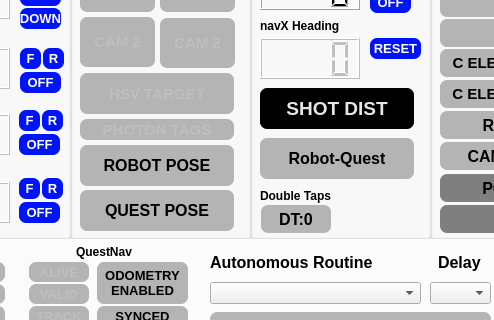
Before: the Qt Designer form gui/layout_2026.ui in aesatchien/FRC2429_2026, drawn with Qt 5; both pictures show x 832 to 1326 and y 113 to 433 of the 1482 by 722 pixel window.
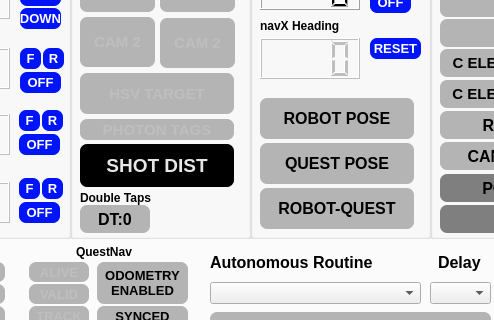
After: the same form once the commit is applied. Icons and pictures are not drawn. Custom widgets are drawn as their Qt base class.

Commit message: added a quest error pose to bot and ui

Patch:
```diff
--- a/gui/layout_2026.ui
+++ b/gui/layout_2026.ui
@@ -265,121 +265,106 @@
         <set>Qt::AlignCenter</set>
        </property>
       </widget>
-      <widget class="QLabel" name="qlabel_shot_distance">
+      <widget class="ClickableQLabel" name="qlabel_quest_error_pose_indicator">
        <property name="enabled">
-        <bool>false</bool>
-       </property>
-       <property name="geometry">
-        <rect>
-         <x>10</x>
-         <y>150</y>
-         <width>154</width>
-         <height>41</height>
-        </rect>
-       </property>
-       <property name="font">
-        <font>
-         <family>MS Shell Dlg 2</family>
-         <pointsize>14</pointsize>
-         <bold>true</bold>
-        </font>
-       </property>
-       <property name="styleSheet">
-        <string notr="true">border: 7px;
-border-radius: 7px;
-background-color:rgb(0, 0, 0);
-color:rgb(230,230,230);</string>
-       </property>
-       <property name="text">
-        <string>SHOT DIST</string>
-       </property>
-       <property name="textFormat">
-        <enum>Qt::AutoText</enum>
-       </property>
-       <property name="alignment">
-        <set>Qt::AlignCenter</set>
-       </property>
-      </widget>
-      <widget class="ClickableQLabel" name="qlabel_pose_indicator_2">
-       <property name="enabled">
         <bool>true</bool>
        </property>
-       <property name="geometry">
-        <rect>
-         <x>10</x>
-         <y>200</y>
-         <width>154</width>
-         <height>41</height>
-        </rect>
-       </property>
-       <property name="font">
-        <font>
-         <family>Segoe UI</family>
-         <pointsize>12</pointsize>
-         <bold>true</bold>
-        </font>
-       </property>
-       <property name="styleSheet">
-        <string notr="true">border: 7px;
-border-radius: 7px;
-background-color:rgb(180,180,180);</string>
-       </property>
-       <property name="text">
-        <string>Robot-Quest</string>
-       </property>
-       <property name="textFormat">
-        <enum>Qt::AutoText</enum>
-       </property>
-       <property name="alignment">
-        <set>Qt::AlignCenter</set>
-       </property>
-      </widget>
-      <widget class="WarningLabel" name="qlabel_questnav_dtap_count_monitor">
-       <property name="enabled">
-        <bool>true</bool>
-       </property>
-       <property name="geometry">
-        <rect>
-         <x>11</x>
-         <y>267</y>
-         <width>70</width>
-         <height>28</height>
-        </rect>
-       </property>
-       <property name="font">
-        <font>
-         <family>Segoe UI</family>
-         <pointsize>12</pointsize>
-         <bold>true</bold>
-        </font>
-       </property>
-       <property name="styleSheet">
-        <string notr="true">border: 7px;
-border-radius: 7px;
-background-color:rgb(180,180,180);
-</string>
-       </property>
-       <property name="text">
-        <string>DT:0</string>
-       </property>
-       <property name="textFormat">
-        <enum>Qt::AutoText</enum>
-       </property>
-       <property name="alignment">
-        <set>Qt::AlignCenter</set>
-       </property>
-      </widget>
-      <widget class="QLabel" name="label_19">
        <property name="geometry">
         <rect>
          <x>10</x>
          <y>250</y>
-         <width>71</width>
-         <height>16</height>
+         <width>154</width>
+         <height>41</height>
         </rect>
        </property>
+       <property name="font">
+        <font>
+         <family>Segoe UI</family>
+         <pointsize>12</pointsize>
+         <bold>true</bold>
+        </font>
+       </property>
+       <property name="styleSheet">
+        <string notr="true">border: 7px;
+border-radius: 7px;
+background-color:rgb(180,180,180);</string>
+       </property>
        <property name="text">
-        <string>Double Taps</string>
+        <string>ROBOT-QUEST</string>
+       </property>
+       <property name="textFormat">
+        <enum>Qt::AutoText</enum>
+       </property>
+       <property name="alignment">
+        <set>Qt::AlignCenter</set>
+       </property>
+      </widget>
+      <widget class="ClickableQLabel" name="qlabel_pose_indicator">
+       <property name="enabled">
+        <bool>true</bool>
+       </property>
+       <property name="geometry">
+        <rect>
+         <x>10</x>
+         <y>160</y>
+         <width>154</width>
+         <height>41</height>
+        </rect>
+       </property>
+       <property name="font">
+        <font>
+         <family>Segoe UI</family>
+         <pointsize>12</pointsize>
+         <bold>true</bold>
+        </font>
+       </property>
+       <property name="styleSheet">
+        <string notr="true">border: 7px;
+border-radius: 7px;
+background-color:rgb(180,180,180);</string>
+       </property>
+       <property name="text">
+        <string>ROBOT POSE</string>
+       </property>
+       <property name="textFormat">
+        <enum>Qt::AutoText</enum>
+       </property>
+       <property name="alignment">
+        <set>Qt::AlignCenter</set>
+       </property>
+      </widget>
+      <widget class="ClickableQLabel" name="qlabel_quest_pose_indicator">
+       <property name="enabled">
+        <bool>true</bool>
+       </property>
+       <property name="geometry">
+        <rect>
+         <x>10</x>
+         <y>205</y>
+         <width>154</width>
+         <height>41</height>
+        </rect>
+       </property>
+       <property name="font">
+        <font>
+         <family>Segoe UI</family>
+         <pointsize>12</pointsize>
+         <bold>true</bold>
+        </font>
+       </property>
+       <property name="styleSheet">
+        <string notr="true">border: 7px;
+border-radius: 7px;
+background-color:rgb(180,180,180);</string>
+       </property>
+       <property name="text">
+        <string>QUEST POSE</string>
+       </property>
+       <property name="textFormat">
+        <enum>Qt::AutoText</enum>
+       </property>
+       <property name="alignment">
+        <set>Qt::AlignCenter</set>
        </property>
       </widget>
      </widget>
@@ -1008,40 +993,6 @@
         <set>Qt::AlignCenter</set>
        </property>
       </widget>
-      <widget class="ClickableQLabel" name="qlabel_pose_indicator">
-       <property name="enabled">
-        <bool>true</bool>
-       </property>
-       <property name="geometry">
-        <rect>
-         <x>10</x>
-         <y>207</y>
-         <width>154</width>
-         <height>41</height>
-        </rect>
-       </property>
-       <property name="font">
-        <font>
-         <family>Segoe UI</family>
-         <pointsize>12</pointsize>
-         <bold>true</bold>
-        </font>
-       </property>
-       <property name="styleSheet">
-        <string notr="true">border: 7px;
-border-radius: 7px;
-background-color:rgb(180,180,180);</string>
-       </property>
-       <property name="text">
-        <string>ROBOT POSE</string>
-       </property>
-       <property name="textFormat">
-        <enum>Qt::AutoText</enum>
-       </property>
-       <property name="alignment">
-        <set>Qt::AlignCenter</set>
-       </property>
-      </widget>
       <widget class="ClickableQLabel" name="qlabel_cam2_target_indicator">
        <property name="enabled">
         <bool>false</bool>
@@ -1178,40 +1129,6 @@
         <set>Qt::AlignCenter</set>
        </property>
       </widget>
-      <widget class="ClickableQLabel" name="qlabel_quest_pose_indicator">
-       <property name="enabled">
-        <bool>true</bool>
-       </property>
-       <property name="geometry">
-        <rect>
-         <x>10</x>
-         <y>252</y>
-         <width>154</width>
-         <height>41</height>
-        </rect>
-       </property>
-       <property name="font">
-        <font>
-         <family>Segoe UI</family>
-         <pointsize>12</pointsize>
-         <bold>true</bold>
-        </font>
-       </property>
-       <property name="styleSheet">
-        <string notr="true">border: 7px;
-border-radius: 7px;
-background-color:rgb(180,180,180);</string>
-       </property>
-       <property name="text">
-        <string>QUEST POSE</string>
-       </property>
-       <property name="textFormat">
-        <enum>Qt::AutoText</enum>
-       </property>
-       <property name="alignment">
-        <set>Qt::AlignCenter</set>
-       </property>
-      </widget>
       <widget class="ClickableQLabel" name="qlabel_hsv_target_indicator">
        <property name="enabled">
         <bool>false</bool>
@@ -1246,6 +1163,89 @@
         <set>Qt::AlignCenter</set>
        </property>
       </widget>
+      <widget class="QLabel" name="qlabel_shot_distance">
+       <property name="enabled">
+        <bool>false</bool>
+       </property>
+       <property name="geometry">
+        <rect>
+         <x>10</x>
+         <y>206</y>
+         <width>154</width>
+         <height>43</height>
+        </rect>
+       </property>
+       <property name="font">
+        <font>
+         <family>MS Shell Dlg 2</family>
+         <pointsize>14</pointsize>
+         <bold>true</bold>
+        </font>
+       </property>
+       <property name="styleSheet">
+        <string notr="true">border: 7px;
+border-radius: 7px;
+background-color:rgb(0, 0, 0);
+color:rgb(230,230,230);</string>
+       </property>
+       <property name="text">
+        <string>SHOT DIST</string>
+       </property>
+       <property name="textFormat">
+        <enum>Qt::AutoText</enum>
+       </property>
+       <property name="alignment">
+        <set>Qt::AlignCenter</set>
+       </property>
+      </widget>
+      <widget class="WarningLabel" name="qlabel_questnav_dtap_count_monitor">
+       <property name="enabled">
+        <bool>true</bool>
+       </property>
+       <property name="geometry">
+        <rect>
+         <x>10</x>
+         <y>267</y>
+         <width>70</width>
+         <height>28</height>
+        </rect>
+       </property>
+       <property name="font">
+        <font>
+         <family>Segoe UI</family>
+         <pointsize>12</pointsize>
+         <bold>true</bold>
+        </font>
+       </property>
+       <property name="styleSheet">
+        <string notr="true">border: 7px;
+border-radius: 7px;
+background-color:rgb(180,180,180);
+</string>
+       </property>
+       <property name="text">
+        <string>DT:0</string>
+       </property>
+       <property name="textFormat">
+        <enum>Qt::AutoText</enum>
+       </property>
+       <property name="alignment">
+        <set>Qt::AlignCenter</set>
+       </property>
+      </widget>
+      <widget class="QLabel" name="label_19">
+       <property name="geometry">
+        <rect>
+         <x>10</x>
+         <y>252</y>
+         <width>81</width>
+         <height>16</height>
+        </rect>
+       </property>
+       <property name="text">
+        <string>Double Taps</string>
+       </property>
+      </widget>
      </widget>
      <widget class="QGroupBox" name="groupBox_3">
       <property name="geometry">
```
The commit also changes 3 other files.
